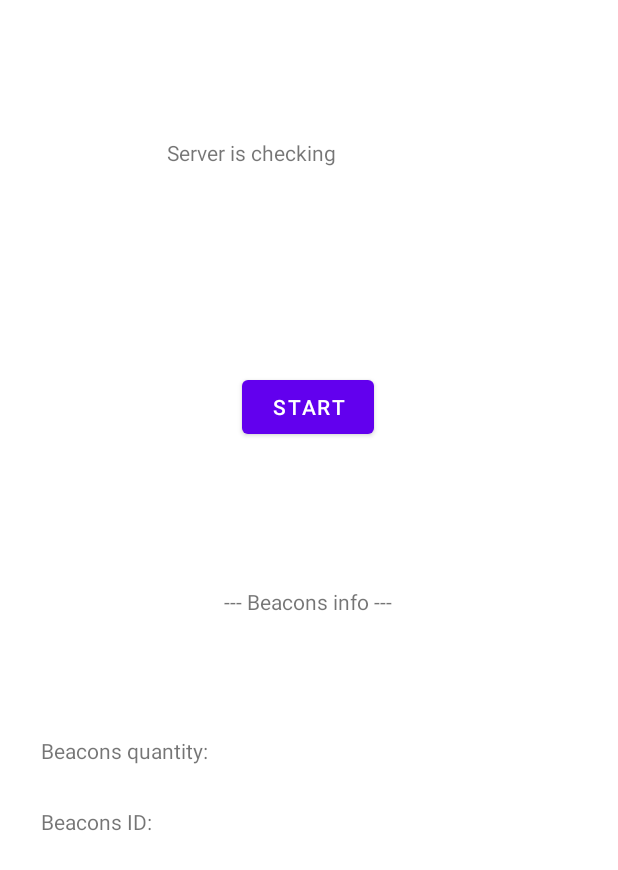
After one commit to CodeR-na-r1/IoT_project, an Android app: the layout fragment_start.xml on its own in the app's theme, with its tools: preview values and no code run, on a phone screen of 412 x 824 dp. The commit adds this screen. Shown: the top 870 px of the screen. Run offline under Robolectric (Android 15) with nearby library versions, the phone set to English and light mode, and no system bars.

Commit message:
android temp commit

```diff
--- a/src/mobile_client/app/build.gradle
+++ b/src/mobile_client/app/build.gradle
@@ -47,6 +47,7 @@ dependencies {
     implementation 'androidx.appcompat:appcompat:1.6.1'
     implementation 'com.google.android.material:material:1.8.0'
     implementation 'androidx.constraintlayout:constraintlayout:2.1.4'
+    implementation 'androidx.lifecycle:lifecycle-livedata-ktx:2.6.1'
     testImplementation 'junit:junit:4.13.2'
     androidTestImplementation 'androidx.test.ext:junit:1.1.5'
     androidTestImplementation 'androidx.test.espresso:espresso-core:3.5.1'
--- /dev/null
+++ b/src/mobile_client/app/src/main/res/layout/fragment_start.xml
@@ -0,0 +1,74 @@
+<?xml version="1.0" encoding="utf-8"?>
+<FrameLayout xmlns:android="http://schemas.android.com/apk/res/android"
+    xmlns:app="http://schemas.android.com/apk/res-auto"
+    xmlns:tools="http://schemas.android.com/tools"
+    android:layout_width="match_parent"
+    android:layout_height="match_parent"
+    tools:context=".presentation.StartFragment">
+
+    <androidx.constraintlayout.widget.ConstraintLayout
+        android:layout_width="match_parent"
+        android:layout_height="match_parent">
+
+        <TextView
+            android:id="@+id/serverStatusView"
+
+            android:layout_width="189dp"
+            android:layout_height="wrap_content"
+            android:layout_marginTop="92dp"
+
+            android:text="@string/serverCheck"
+
+            app:layout_constraintEnd_toEndOf="parent"
+            app:layout_constraintStart_toStartOf="parent"
+            app:layout_constraintTop_toTopOf="parent">
+
+        </TextView>
+
+        <Button
+            android:id="@+id/startButton"
+            android:layout_width="wrap_content"
+            android:layout_height="wrap_content"
+            android:layout_marginTop="136dp"
+            android:text="@string/btnText"
+            app:layout_constraintEnd_toEndOf="parent"
+            app:layout_constraintHorizontal_bias="0.498"
+            app:layout_constraintStart_toStartOf="parent"
+            app:layout_constraintTop_toBottomOf="@+id/serverStatusView" />
+
+        <TextView
+            android:id="@+id/beaconsInfoView"
+            android:layout_width="wrap_content"
+            android:layout_height="wrap_content"
+            android:layout_marginTop="96dp"
+            android:text="@string/viewHeaderInfoText"
+            app:layout_constraintEnd_toEndOf="parent"
+            app:layout_constraintHorizontal_bias="0.498"
+            app:layout_constraintStart_toStartOf="parent"
+            app:layout_constraintTop_toBottomOf="@+id/startButton" />
+
+        <TextView
+            android:id="@+id/textView2"
+            android:layout_width="wrap_content"
+            android:layout_height="wrap_content"
+            android:layout_marginTop="80dp"
+            android:text="@string/viewBeaconsQuantityText"
+            app:layout_constraintEnd_toEndOf="parent"
+            app:layout_constraintHorizontal_bias="0.09"
+            app:layout_constraintStart_toStartOf="parent"
+            app:layout_constraintTop_toBottomOf="@+id/beaconsInfoView" />
+
+        <TextView
+            android:id="@+id/textView3"
+            android:layout_width="wrap_content"
+            android:layout_height="wrap_content"
+            android:layout_marginTop="28dp"
+            android:text="@string/viewBeaconsIdText"
+            app:layout_constraintEnd_toEndOf="parent"
+            app:layout_constraintHorizontal_bias="0.08"
+            app:layout_constraintStart_toStartOf="parent"
+            app:layout_constraintTop_toBottomOf="@+id/textView2" />
+
+    </androidx.constraintlayout.widget.ConstraintLayout>
+
+</FrameLayout>
--- a/src/mobile_client/app/src/main/res/values/strings.xml
+++ b/src/mobile_client/app/src/main/res/values/strings.xml
@@ -1,3 +1,16 @@
 <resources>
     <string name="app_name">QuestWithBeacons</string>
+
+<!--    Text resources for StartFragment-->
+
+    <string name="serverCheck">Server is checking</string>
+
+    <string name="serverFail">Server is not available</string>
+    <string name="serverSuccess">Server is available</string>
+
+    <string name="btnText">Start</string>
+
+    <string name="viewHeaderInfoText">--- Beacons info ---</string>
+    <string name="viewBeaconsQuantityText">Beacons quantity: </string>
+    <string name="viewBeaconsIdText">Beacons ID: </string>
 </resources>
```
Also changed, not shown: src/mobile_client/app/src/main/java/com/mrx/questwithbeacons/presentation/MainActivity.kt (+2 -40 lines), src/mobile_client/app/src/main/java/com/mrx/questwithbeacons/presentation/QuestProgressFragment.kt (added, +24 -0 lines), src/mobile_client/app/src/main/java/com/mrx/questwithbeacons/presentation/StartFragment.kt (added, +68 -0 lines), src/mobile_client/app/src/main/res/layout/activity_main.xml (+7 -18 lines), src/mobile_client/app/src/main/res/layout/fragment_quest_progress.xml (added, +13 -0 lines).
